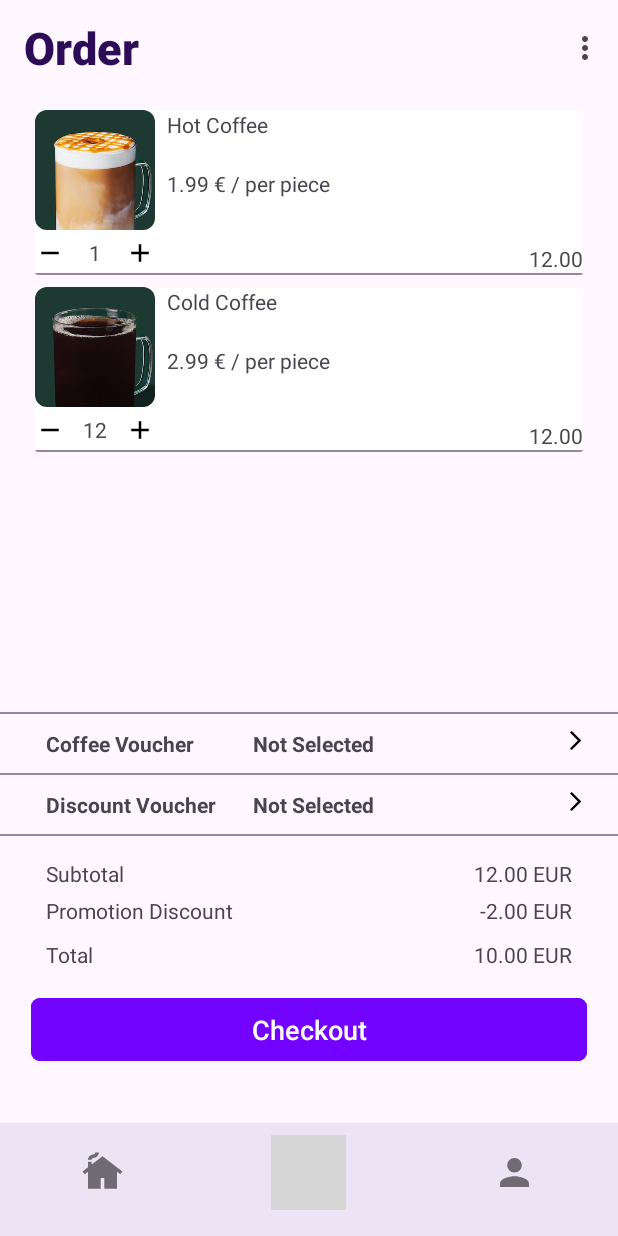
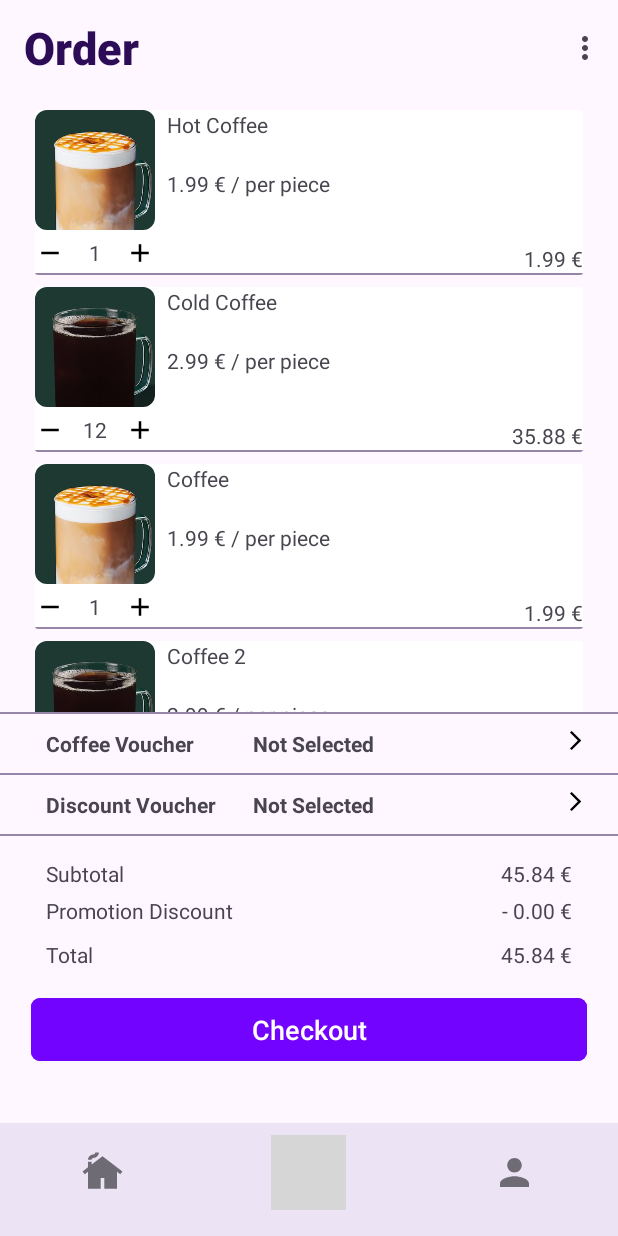
Before and after one commit to FabioMiguel2000/Acme-Caf-Order-System, an Android app: the screen it shows after launch (MainActivity), item 2 of the bottom bar chosen, on a phone screen of 412 x 824 dp. Run offline under Robolectric (Android 15) with nearby library versions, the phone set to English and light mode, and no system bars; grey boxes are pictures that could not be loaded.

Commit message:
app/feat: cart prices updates with items in the order

```diff
--- a/coffee-order-application/app/src/main/java/com/feup/coffee_order_application/adapters/CartAdapter.kt
+++ b/coffee-order-application/app/src/main/java/com/feup/coffee_order_application/adapters/CartAdapter.kt
@@ -11,12 +11,12 @@ import com.feup.coffee_order_application.R
 import com.feup.coffee_order_application.models.CartProduct
 
 class CartAdapter(private val products: List<CartProduct>) : RecyclerView.Adapter<CartAdapter.CartViewHolder>() {
-
     class CartViewHolder(view: View) : RecyclerView.ViewHolder(view) {
         val imageView: ImageView = view.findViewById(R.id.img_order)
         val nameTextView: TextView = view.findViewById(R.id.tv_order_name)
         val quantityTextView: TextView = view.findViewById(R.id.tv_order_quantity)
         val priceTextView: TextView = view.findViewById(R.id.tv_order_price_per_piece)
+        val totalPricePerItemTextView: TextView = view.findViewById(R.id.tv_order_total_price_per_item)
     }
 
     override fun onCreateViewHolder(parent: ViewGroup, viewType: Int): CartViewHolder {
@@ -31,6 +31,7 @@ class CartAdapter(private val products: List<CartProduct>) : RecyclerView.Adapte
         holder.nameTextView.text = product.name
         holder.priceTextView.text = "${product.price} € / per piece"
         holder.imageView.setImageResource(product.imageUrl)
+        holder.totalPricePerItemTextView.text = "${product.price * product.quantity} €"
     }
 
     override fun getItemCount() = products.size
--- a/coffee-order-application/app/src/main/java/com/feup/coffee_order_application/fragments/Cart.kt
+++ b/coffee-order-application/app/src/main/java/com/feup/coffee_order_application/fragments/Cart.kt
@@ -1,10 +1,12 @@
 package com.feup.coffee_order_application.fragments
 
+import android.annotation.SuppressLint
 import android.os.Bundle
 import androidx.fragment.app.Fragment
 import android.view.LayoutInflater
 import android.view.View
 import android.view.ViewGroup
+import android.widget.TextView
 import androidx.appcompat.app.AppCompatActivity
 import androidx.recyclerview.widget.GridLayoutManager
 import androidx.recyclerview.widget.LinearLayoutManager
@@ -18,10 +20,12 @@ import com.feup.coffee_order_application.models.Category
 val cartProducts = listOf<CartProduct>(
     CartProduct("Hot Coffee", 1.99, R.drawable.hot_coffee, "", 1),
     CartProduct("Cold Coffee", 2.99, R.drawable.ice_coffee, "",12),
-
+    CartProduct("Coffee", 1.99, R.drawable.hot_coffee, "", 1),
+    CartProduct("Coffee 2", 2.99, R.drawable.ice_coffee, "",2),
 )
 
 class Cart : Fragment() {
+
     override fun onCreate(savedInstanceState: Bundle?) {
         super.onCreate(savedInstanceState)
     }
@@ -34,6 +38,7 @@ class Cart : Fragment() {
         return inflater.inflate(R.layout.fragment_cart, container, false)
     }
 
+    @SuppressLint("SetTextI18n")
     override fun onViewCreated(view: View, savedInstanceState: Bundle?) {
         super.onViewCreated(view, savedInstanceState)
         (requireActivity() as AppCompatActivity).supportActionBar?.title = "Order"
@@ -43,6 +48,22 @@ class Cart : Fragment() {
         val recyclerView: RecyclerView = view.findViewById(R.id.rv_cart)
         recyclerView.layoutManager = LinearLayoutManager(context)
         recyclerView.adapter = adapter
+
+        val subtotalTextView: TextView = view.findViewById(R.id.tv_subtotal_price)
+        val promotionDiscountTextView : TextView = view.findViewById(R.id.tv_promotion_discount)
+        val totalTextView: TextView = view.findViewById(R.id.tv_total)
+
+        val subtotalPrice = cartProducts.sumOf { it.price * it.quantity }
+
+        subtotalTextView.text = "${subtotalPrice.toString()} €"
+        promotionDiscountTextView.text = "- 0.00 €"
+        totalTextView.text = "${subtotalPrice.toString()} €"
     }
 
+//    fun updatePrices(){
+//        val subtotalTextView: TextView = View.findViewById(R.id.tv_subtotal_price)
+//
+//
+//    }
+
 }
--- a/coffee-order-application/app/src/main/res/layout/fragment_cart.xml
+++ b/coffee-order-application/app/src/main/res/layout/fragment_cart.xml
@@ -208,7 +208,7 @@
                 app:layout_constraintTop_toTopOf="parent" />
 
             <TextView
-                android:id="@+id/tv_subprice"
+                android:id="@+id/tv_subtotal_price"
                 android:layout_width="0dp"
                 android:layout_height="wrap_content"
                 android:layout_marginTop="15dp"
@@ -225,7 +225,7 @@
                 android:layout_marginTop="5dp"
                 android:text="Promotion Discount"
                 app:layout_constraintStart_toStartOf="parent"
-                app:layout_constraintTop_toBottomOf="@id/tv_subprice" />
+                app:layout_constraintTop_toBottomOf="@id/tv_subtotal_price" />
 
             <TextView
                 android:id="@+id/tv_promotion_discount"
@@ -235,7 +235,7 @@
                 android:layout_marginEnd="10dp"
                 android:text="-2.00 EUR"
                 app:layout_constraintEnd_toEndOf="parent"
-                app:layout_constraintTop_toBottomOf="@id/tv_subprice" />
+                app:layout_constraintTop_toBottomOf="@id/tv_subtotal_price" />
 
             <TextView
                 android:layout_width="0dp"
--- a/coffee-order-application/app/src/main/res/layout/order_item_card.xml
+++ b/coffee-order-application/app/src/main/res/layout/order_item_card.xml
@@ -80,13 +80,13 @@
             android:layout_width="20dp"
             android:layout_height="20dp"
             android:src="@drawable/ic_add"
-
             app:layout_constraintTop_toTopOf="@id/minus_btn_order"
             app:layout_constraintBottom_toBottomOf="@id/minus_btn_order"
             app:layout_constraintEnd_toEndOf="@id/img_order"
             />
 
         <TextView
+            android:id="@+id/tv_order_total_price_per_item"
             android:layout_width="wrap_content"
             android:layout_height="wrap_content"
             android:text="12.00"
```
